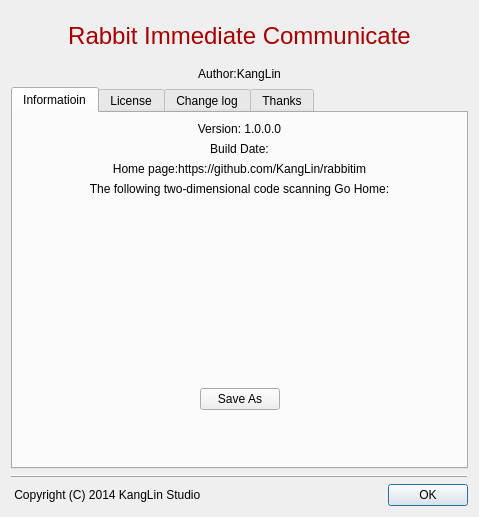
This is Widgets/DlgAbout/DlgAbout.ui in KangLin/RabbitIm as Qt 5 draws it before an edit. The edited form follows.
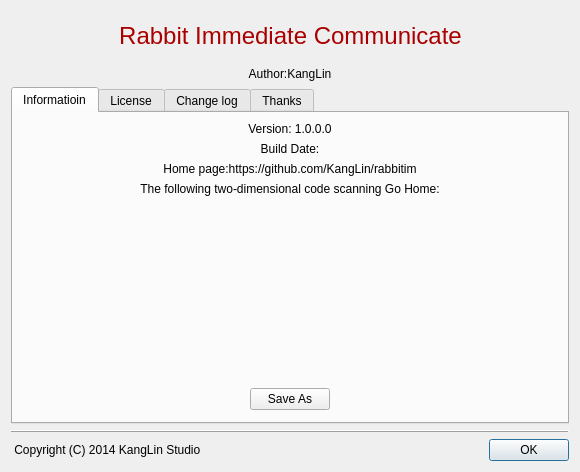
This is the edited form. Icons and pictures are not drawn.

```diff
--- a/Widgets/DlgAbout/DlgAbout.ui
+++ b/Widgets/DlgAbout/DlgAbout.ui
@@ -6,8 +6,8 @@
    <rect>
     <x>0</x>
     <y>0</y>
-    <width>479</width>
-    <height>517</height>
+    <width>580</width>
+    <height>472</height>
    </rect>
   </property>
   <property name="windowTitle">
```
Left out of the diff: 1 changed line with no effect on the pictures.
